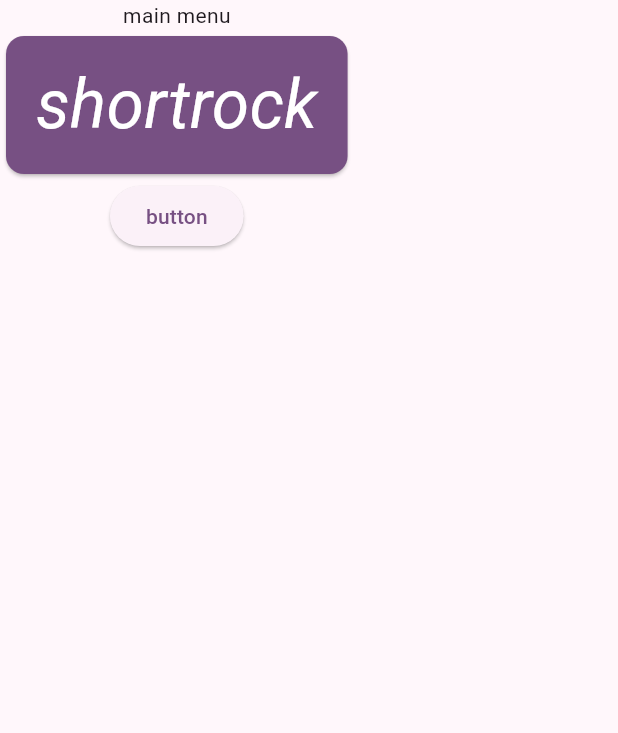
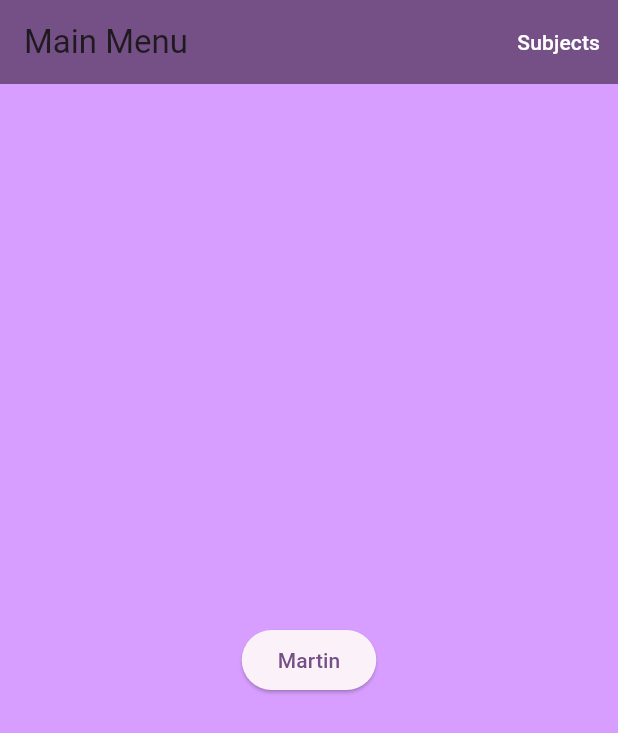
Before and after one commit to cristinarits/davai_app, a Flutter app: the screen it shows after launch, on a phone screen of 412 x 824 dp. Shown: the top 733 px of the screen. Run offline on Flutter 3.47's test engine with Material 3 defaults, Android fonts, the phone set to English and light mode, and no system bars.

Commit message:
feat: create upper 'navbar'subjects

```diff
--- a/lib/main.dart
+++ b/lib/main.dart
@@ -1,4 +1,3 @@
-import 'package:english_words/english_words.dart';
 import 'package:flutter/material.dart';
 import 'package:provider/provider.dart';
 
@@ -16,7 +15,9 @@
       child: MaterialApp(
         title: 'davai',
         theme: ThemeData(
-          colorScheme: ColorScheme.fromSeed(seedColor: const Color.fromARGB(255, 197, 72, 243)),
+          colorScheme: ColorScheme.fromSeed(
+            seedColor: const Color.fromARGB(255, 72, 16, 100),
+          ),
         ),
         home: MyHomePage(),
       ),
@@ -25,61 +26,37 @@
 }
 
 class MyAppState extends ChangeNotifier {
-  var current = WordPair.random();
-
-  void getNext() {
-    current = WordPair.random();
-    notifyListeners();
-  }
+  // Currently empty — you can add logic later
 }
 
 class MyHomePage extends StatelessWidget {
   @override
   Widget build(BuildContext context) {
-    var appState = context.watch<MyAppState>();
-    var pair = appState.current;
-
     return Scaffold(
-      body: Column(
-        children: [
-        Text('main menu'),
-        BigCard(pair: pair),
-
-        ElevatedButton(
+      backgroundColor: const Color.fromARGB(255, 215, 158, 255),
+      appBar: AppBar(
+        title: const Text('Main Menu'),
+        backgroundColor: Theme.of(context).colorScheme.primary,
+        actions: [
+          TextButton(
+            onPressed: () {
+              // Placeholder for now
+              print('Subjects button pressed');
+            },
+            child: const Text(
+              'Subjects',
+              style: TextStyle(color: Colors.white),
+            ),
+          ),
+        ],
+      ),
+      body: Center(
+        child: ElevatedButton(
           onPressed: () {
-            appState.getNext();
-            print('pressed');
           },
-          child: Text('button'),
+          child: const Text('Martin'),
         ),
-        ],
       ),
     );
   }
 }
-
-class BigCard extends StatelessWidget {
-  const BigCard({
-    super.key,
-    required this.pair,
-  });
-
-  final WordPair pair;
-
-  @override
-  Widget build(BuildContext context) {
-    final theme = Theme.of(context);
-    final style = theme.textTheme.displayMedium!.copyWith(
-      color: theme.colorScheme.onPrimary,
-      fontStyle: FontStyle.italic,
-    );
-
-    return Card(
-      color: theme.colorScheme.primary,
-      child: Padding(
-        padding: const EdgeInsets.all(20),
-        child: Text(pair.asLowerCase, style: style),
-      ),
-    );
-  }
-}
```
